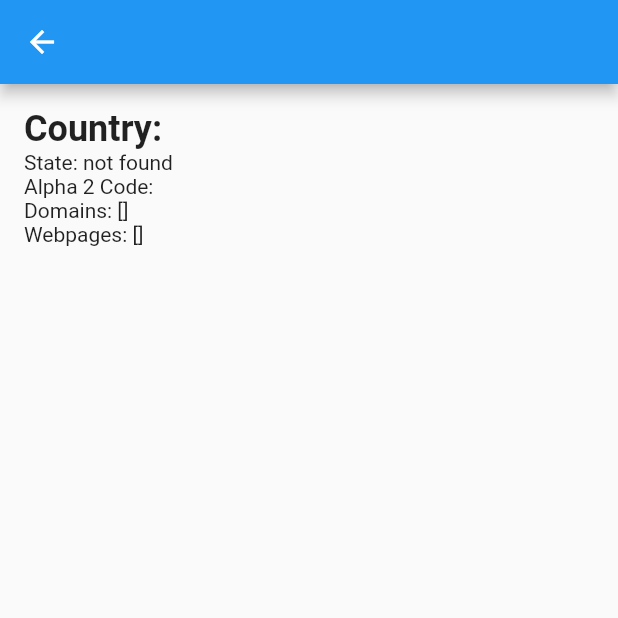
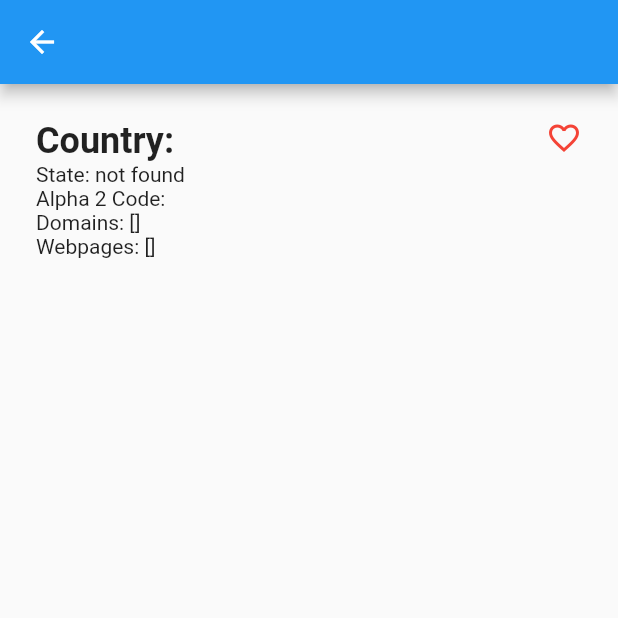
Before and after one commit to vaniorodrigues/world-universities-app, a Flutter app: the UniversityInfoPage screen opened directly with empty values, on a phone screen of 412 x 824 dp, the top half of it. Run offline on Flutter 3.47's test engine with Material 2 defaults, Android fonts, the phone set to English and light mode, and no system bars; our stand-ins replace sqflite; missing offline and left inert: http_interceptor; accounts and stored records are empty.

Commit message:
Fixing minor bugs

```diff
--- a/lib/models/university.dart
+++ b/lib/models/university.dart
@@ -1,11 +1,13 @@
+// ignore_for_file: public_member_api_docs, sort_constructors_first
 class University {
-  final int id;
+  int id;
   final String name;
   final String country;
   final String state;
   final String alpha2Code;
   final List<String> domains;
   final List<String> webPages;
+  int isFavorite;
 
   University(
     this.id, {
@@ -15,6 +17,7 @@ class University {
     required this.alpha2Code,
     required this.domains,
     required this.webPages,
+    this.isFavorite = 0,
   });
 
   University.fromJson(Map<String, dynamic> json)
@@ -24,7 +27,8 @@ class University {
         state = json['state'] ?? 'not found',
         alpha2Code = json['alpha_two_code'],
         domains = List<String>.from(json['domains']),
-        webPages = List<String>.from(json['web_pages']);
+        webPages = List<String>.from(json['web_pages']),
+        isFavorite = json['is_favorite'] ?? 0;
 
   // Map<String, dynamic> toMap() {
   //   return <String, dynamic>{
@@ -56,6 +60,6 @@ class University {
 
   @override
   String toString() {
-    return 'University(id: $id, name: $name, country: $country, state: $state, alpha2Code: $alpha2Code, domains: $domains, webPages: $webPages)';
+    return 'University(id: $id, name: $name, country: $country, state: $state, alpha2Code: $alpha2Code, domains: $domains, webPages: $webPages, isFavorite: $isFavorite)';
   }
 }
--- a/lib/pages/university_info_page.dart
+++ b/lib/pages/university_info_page.dart
@@ -1,23 +1,32 @@
 import 'package:flutter/material.dart';
+import 'package:worlduniversities/database/dao/university_dao.dart';
 
 import '../models/university.dart';
+import '../widgets/favorite_button.dart';
 
 // Description of all data from university
 class UniversityInfoPage extends StatelessWidget {
-  final University university;
+  final University
+      university; //should this be final thought? I am changing the value of university in the build method.
+  final UniversityDao _daoUni = UniversityDao();
 
-  const UniversityInfoPage(this.university, {Key? key}) : super(key: key);
+  UniversityInfoPage(this.university, {Key? key}) : super(key: key);
 
   @override
   Widget build(BuildContext context) {
+    debugPrint('UniversityInfoPage --> university: ${university.toString()}');
     return Scaffold(
       appBar: AppBar(
         title: Text(university.name),
         backgroundColor: Theme.of(context).primaryColor,
       ),
       body: Padding(
-        padding: const EdgeInsets.all(16.0),
-        child: Column(
+        padding: const EdgeInsets.all(24.0),
+        child: Row(
+          mainAxisAlignment: MainAxisAlignment.spaceBetween,
+          crossAxisAlignment: CrossAxisAlignment.start,
+          children: [
+            Column(
               crossAxisAlignment: CrossAxisAlignment.start,
               children: [
                 Text(
@@ -33,6 +42,9 @@ class UniversityInfoPage extends StatelessWidget {
                 Text('Webpages: ${university.webPages.toString()}'),
               ],
             ),
+            FavoriteButton(university: university, daoUni: _daoUni),
+          ],
+        ),
       ),
     );
   }
--- /dev/null
+++ b/lib/widgets/favorite_button.dart
@@ -0,0 +1,40 @@
+import 'package:flutter/material.dart';
+
+import '../database/dao/university_dao.dart';
+import '../models/university.dart';
+
+class FavoriteButton extends StatefulWidget {
+  const FavoriteButton({
+    Key? key,
+    required this.university,
+    required UniversityDao daoUni,
+  })  : _daoUni = daoUni,
+        super(key: key);
+
+  final University university;
+  final UniversityDao _daoUni;
+
+  @override
+  State<FavoriteButton> createState() => _FavoriteButtonState();
+}
+
+class _FavoriteButtonState extends State<FavoriteButton> {
+  @override
+  Widget build(BuildContext context) {
+    return GestureDetector(
+      onTap: () {
+        (widget.university.isFavorite == 1)
+            ? widget.university.isFavorite = 0
+            : widget.university.isFavorite = 1;
+        widget._daoUni.updateFavorite(widget.university);
+        setState(() {
+          // widget.university.isFavorite;
+        });
+      },
+      child: (widget.university.isFavorite == 1)
+          ? const Icon(Icons.favorite, color: Colors.red, size: 24)
+          : const Icon(Icons.favorite_border, color: Colors.red, size: 24),
+      // Icon(Icons.favorite_border_sharp),
+    );
+  }
+}
```
Also changed, not shown: lib/database/dao/country_dao.dart (+3 -20 lines), lib/database/dao/university_dao.dart (+36 -15 lines), lib/database/database.dart (+15 -15 lines), lib/http/webclients/transaction_webclient.dart (+4 -3 lines), lib/pages/countries_list_page.dart (+7 -18 lines), lib/pages/universities_list_page.dart (+30 -15 lines), lib/widgets/centered_message.dart (+3 -5 lines), lib/widgets/download_icon.dart (added, +16 -0 lines). Lines whose indentation alone changed are shown as unchanged.
